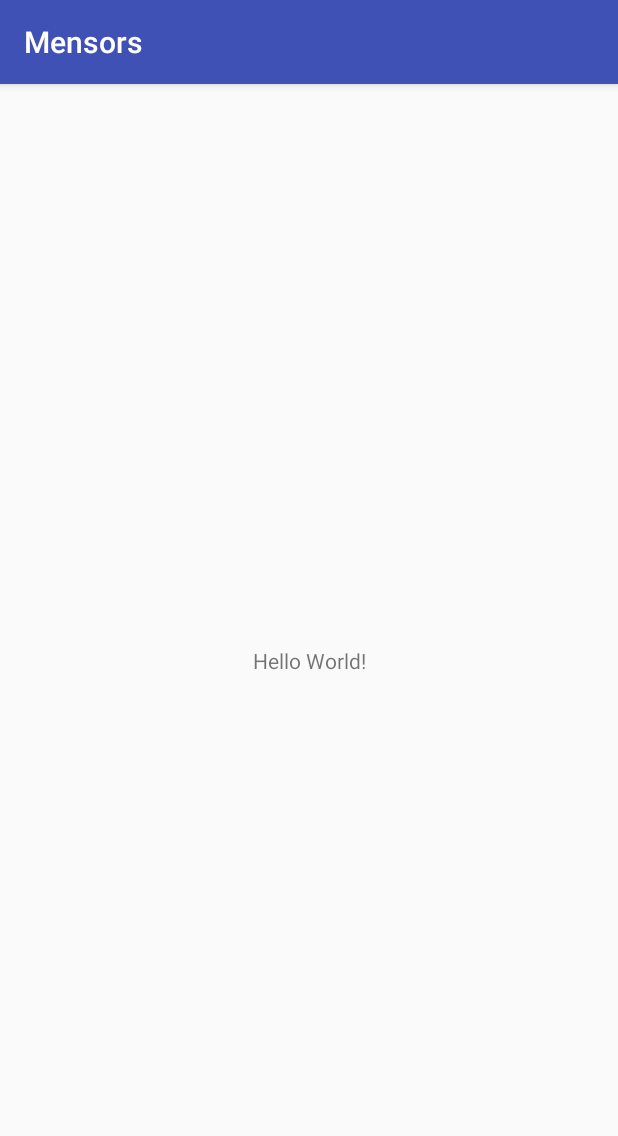
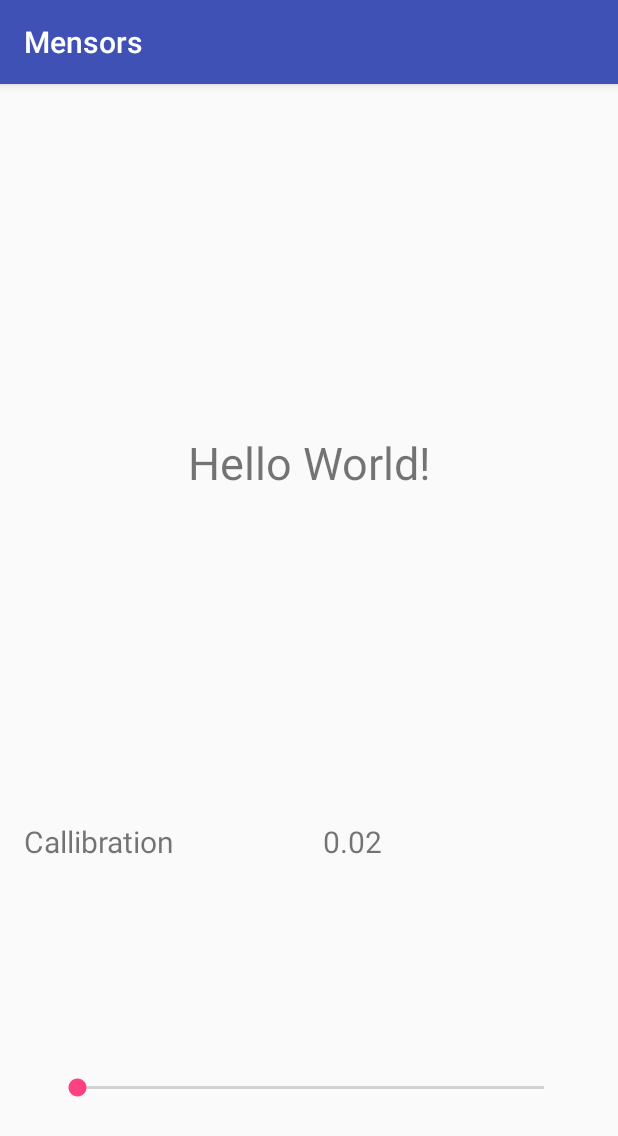
Before and after one commit to dingusagar/Mensors, an Android app: the screen it shows after launch (MainActivity), on a phone screen of 412 x 824 dp. Shown: the top 1136 px of the screen. Run offline under Robolectric (Android 15) with nearby library versions, the phone set to English and light mode, and no system bars.

Commit message:
Added Linear Acceleration Sensor. Added Caliberation functionality to detect soft motions and hard motions

```diff
--- a/app/src/main/AndroidManifest.xml
+++ b/app/src/main/AndroidManifest.xml
@@ -9,7 +9,8 @@
         android:roundIcon="@mipmap/ic_launcher_round"
         android:supportsRtl="true"
         android:theme="@style/AppTheme">
-        <activity android:name=".MainActivity">
+        <activity android:name=".MainActivity"
+            android:screenOrientation="portrait">
             <intent-filter>
                 <action android:name="android.intent.action.MAIN" />
 
--- a/app/src/main/java/com/example/dingu/mensors/MainActivity.java
+++ b/app/src/main/java/com/example/dingu/mensors/MainActivity.java
@@ -1,13 +1,102 @@
 package com.example.dingu.mensors;
 
+import android.content.Context;
+import android.hardware.Sensor;
+import android.hardware.SensorEvent;
+import android.hardware.SensorEventListener;
+import android.hardware.SensorManager;
 import android.support.v7.app.AppCompatActivity;
 import android.os.Bundle;
+import android.util.Log;
+import android.widget.SeekBar;
+import android.widget.TextView;
+import android.widget.Toast;
 
-public class MainActivity extends AppCompatActivity {
+public class MainActivity extends AppCompatActivity implements SensorEventListener,SeekBar.OnSeekBarChangeListener{
+
+    private SensorManager sensorManager;
+    private Sensor accelerometer;
+    static final String TAG = "SensorMonitor";
+    TextView sensorText,thresholdText;
+    Toast mToast;
+
+    SeekBar seekBar;
+
+    double prev_acc_x , prev_acc_y,prev_acc_z;
+    double threshold = 0.02;
+
 
     @Override
     protected void onCreate(Bundle savedInstanceState) {
         super.onCreate(savedInstanceState);
         setContentView(R.layout.activity_main);
+
+        sensorText = findViewById(R.id.sensor_text);
+        thresholdText = findViewById(R.id.threshold_text);
+        seekBar = findViewById(R.id.seekBar);
+        seekBar.setOnSeekBarChangeListener(this);
+
+        sensorManager = (SensorManager) getSystemService(Context.SENSOR_SERVICE);
+        accelerometer = sensorManager.getDefaultSensor(Sensor.TYPE_LINEAR_ACCELERATION);
+        sensorManager.registerListener(this,accelerometer,SensorManager.SENSOR_DELAY_NORMAL);
+        Log.d(TAG,"onCreate : Sensor listener registered");
+        Toast.makeText(getApplicationContext(),"Sensor Registered",Toast.LENGTH_SHORT).show();
+
+    }
+
+    @Override
+    protected void onResume() {
+        super.onResume();
+        sensorManager.registerListener(this,accelerometer,SensorManager.SENSOR_DELAY_NORMAL);
+        Log.d(TAG,"Sensor listener registered");
+    }
+
+    @Override
+    public void onSensorChanged(SensorEvent event) {
+        sensorText.setText(String.format("Sensor Values -> x : %.2f   y : %.2f   z: %.2f",event.values[0],event.values[1],event.values[2]));
+        double acc_x = event.values[0];
+        double acc_y = event.values[1];
+        double acc_z = event.values[2];
+        boolean movement = false;
+        if(Math.abs(prev_acc_x - acc_x) > threshold)
+            movement = true;
+
+        if(Math.abs(prev_acc_y - acc_y) > threshold)
+            movement = true;
+
+        if(Math.abs(prev_acc_z - acc_z) > threshold)
+            movement = true;
+
+        if(movement)
+            Toast.makeText(getApplicationContext(), "Phone Moved !!", Toast.LENGTH_SHORT).show();
+
+
+
+    }
+
+    @Override
+    public void onAccuracyChanged(Sensor sensor, int accuracy) {
+
+    }
+
+
+//    Interface -> SeekBar.OnSeekBarChangeListener
+    @Override
+    public void onProgressChanged(SeekBar seekBar, int progress, boolean fromUser) {
+        double min = 0.02;
+        double max = 2.0;
+        double value = min + ((max - min )/100 )*progress;
+        thresholdText.setText(String.format("%.2f",value));
+        threshold = value;
+    }
+
+    @Override
+    public void onStartTrackingTouch(SeekBar seekBar) {
+
+    }
+
+    @Override
+    public void onStopTrackingTouch(SeekBar seekBar) {
+
     }
 }
--- a/app/src/main/res/layout/activity_main.xml
+++ b/app/src/main/res/layout/activity_main.xml
@@ -7,12 +7,58 @@
     tools:context="com.example.dingu.mensors.MainActivity">
 
     <TextView
+        android:id="@+id/sensor_text"
         android:layout_width="wrap_content"
         android:layout_height="wrap_content"
         android:text="Hello World!"
+        android:textSize="30sp"
         app:layout_constraintBottom_toBottomOf="parent"
+        app:layout_constraintHorizontal_bias="0.502"
         app:layout_constraintLeft_toLeftOf="parent"
         app:layout_constraintRight_toRightOf="parent"
-        app:layout_constraintTop_toTopOf="parent" />
+        app:layout_constraintTop_toTopOf="parent"
+        app:layout_constraintVertical_bias="0.319" />
+
+    <SeekBar
+        android:id="@+id/seekBar"
+        android:layout_width="343dp"
+        android:layout_height="22dp"
+        android:layout_marginBottom="88dp"
+        android:layout_marginEnd="20dp"
+        android:layout_marginStart="21dp"
+        app:layout_constraintBottom_toBottomOf="parent"
+        app:layout_constraintEnd_toEndOf="parent"
+        app:layout_constraintStart_toStartOf="parent"
+        android:layout_marginRight="20dp"
+        android:layout_marginLeft="21dp" />
+
+    <TextView
+        android:id="@+id/textView"
+        android:layout_width="wrap_content"
+        android:layout_height="wrap_content"
+        android:layout_marginBottom="52dp"
+        android:layout_marginStart="16dp"
+        android:layout_marginTop="131dp"
+        android:text="Callibration "
+        android:textSize="20sp"
+        app:layout_constraintBottom_toTopOf="@+id/seekBar"
+        app:layout_constraintStart_toStartOf="parent"
+        app:layout_constraintTop_toBottomOf="@+id/sensor_text"
+        android:layout_marginLeft="16dp" />
+
+    <TextView
+        android:id="@+id/threshold_text"
+        android:layout_width="wrap_content"
+        android:layout_height="wrap_content"
+        android:layout_marginBottom="52dp"
+        android:layout_marginEnd="143dp"
+        android:layout_marginStart="80dp"
+        android:layout_marginTop="131dp"
+        android:text="0.02"
+        android:textSize="20sp"
+        app:layout_constraintBottom_toTopOf="@+id/seekBar"
+        app:layout_constraintEnd_toEndOf="parent"
+        app:layout_constraintStart_toEndOf="@+id/textView"
+        app:layout_constraintTop_toBottomOf="@+id/sensor_text" />
 
 </android.support.constraint.ConstraintLayout>
```
